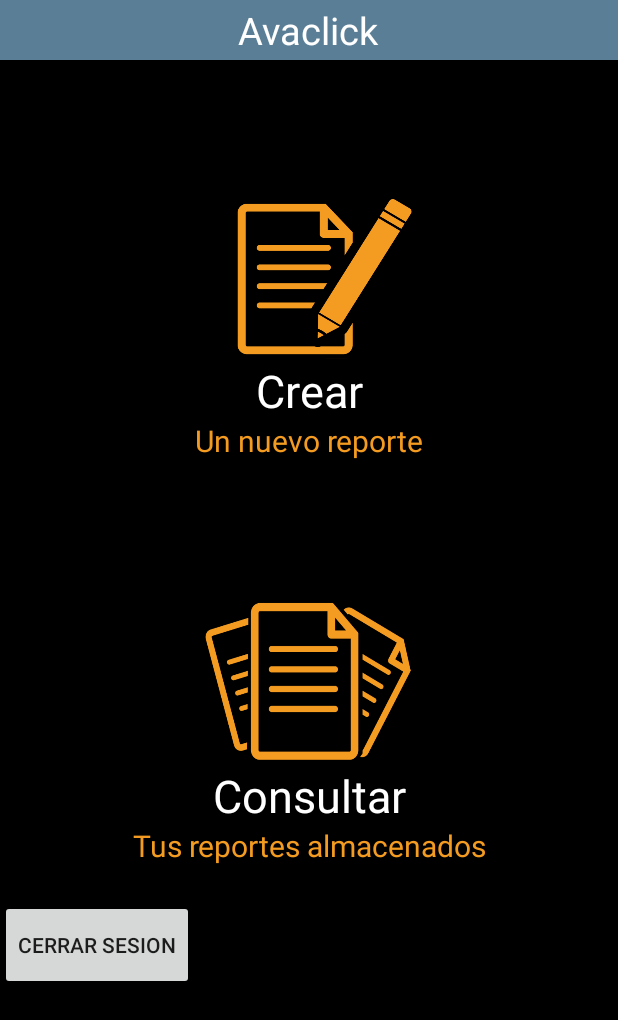
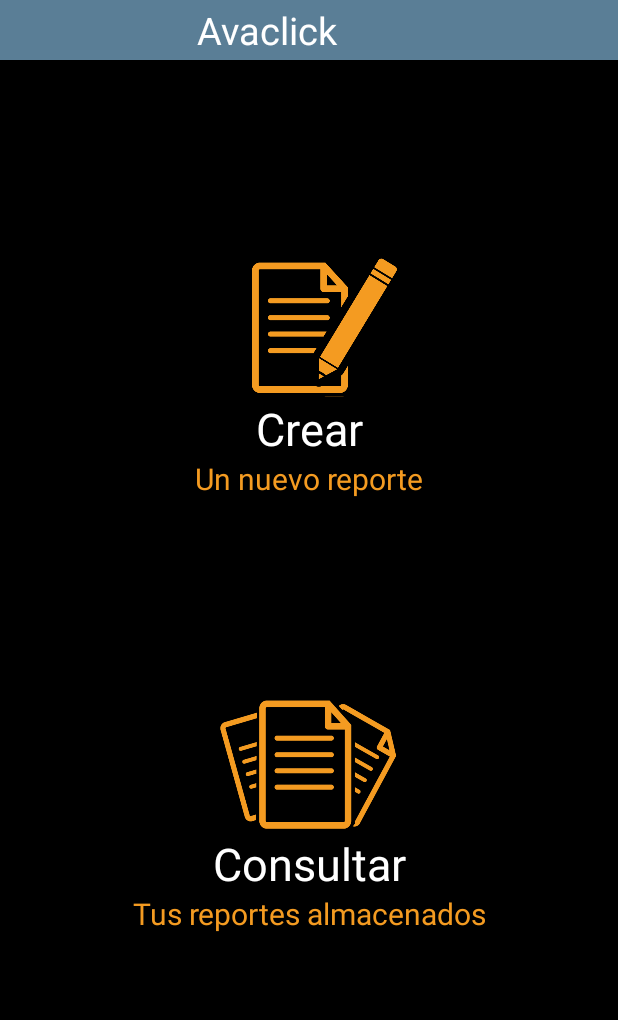
Before and after one commit to fernando2568/avaclickmovil, an Android app: the HomeActivity screen opened directly, with no data from a screen before it, on a phone screen of 412 x 824 dp. Shown: the top 1020 px of the screen. Run offline under Robolectric (Android 15) with nearby library versions, the phone set to English and light mode, and no system bars; libraries missing offline, so code that uses them is left out: com.mikepenz.materialdrawer; 3 statements that could not run were skipped.

Commit message:
Menu Nav (sin Mostrar Usuario Logueado)

```diff
--- a/app/src/main/AndroidManifest.xml
+++ b/app/src/main/AndroidManifest.xml
@@ -3,7 +3,7 @@
     package="com.proyect.avaclick">
 
     <uses-permission android:name="android.permission.INTERNET" />
-    <uses-permission android:name="android.permission.WRITE_EXTERNAL_STORAGE"/>
+    <uses-permission android:name="android.permission.WRITE_EXTERNAL_STORAGE" />
 
     <application
         android:name=".HomeApplication"
@@ -13,6 +13,10 @@
         android:supportsRtl="true"
         android:theme="@style/AppTheme"
         android:usesCleartextTraffic="true">
+        <activity
+            android:name=".MainActivity"
+            android:label="@string/app_name"
+            android:theme="@style/AppTheme.HomeActivity"></activity>
         <activity
             android:name=".activities.ReportListActivity"
             android:label="Listado de reportes"
--- a/app/src/main/java/com/proyect/avaclick/activities/HomeActivity.kt
+++ b/app/src/main/java/com/proyect/avaclick/activities/HomeActivity.kt
@@ -1,32 +1,113 @@
 package com.proyect.avaclick.activities
 
 import android.content.Intent
+import android.graphics.Color
 import android.os.Bundle
+import android.util.Log
 import android.view.LayoutInflater
 import android.view.View
 import android.view.ViewGroup
+import android.widget.AdapterView
+import androidx.appcompat.app.AlertDialog
 import androidx.appcompat.app.AppCompatActivity
 import androidx.lifecycle.ViewModelProviders
+import com.mikepenz.materialdrawer.Drawer
+import com.mikepenz.materialdrawer.DrawerBuilder
+import com.mikepenz.materialdrawer.accountswitcher.AccountHeader
+import com.mikepenz.materialdrawer.accountswitcher.AccountHeaderBuilder
+import com.mikepenz.materialdrawer.model.PrimaryDrawerItem
+import com.mikepenz.materialdrawer.model.SecondaryDrawerItem
+import com.mikepenz.materialdrawer.model.interfaces.IDrawerItem
+import com.mikepenz.materialdrawer.model.interfaces.IProfile
 import com.proyect.avaclick.R
 import com.proyect.avaclick.storage.SharedPrefManager
 import kotlinx.android.synthetic.main.activity_home.*
+import kotlinx.android.synthetic.main.activity_login.*
 
 
 class HomeActivity : AppCompatActivity() {
+
+    private var accountHeader: AccountHeader? = null
 
     override fun onCreate(savedInstanceState: Bundle?) {
         super.onCreate(savedInstanceState)
         setContentView(R.layout.activity_home)
 
+        /*accountHeader?.addProfiles(
+           ProfileDrawerItem()
+               .withName("nombre")
+               .withEmail("correo")
+               .withIcon(
+                   IconicsDrawable(
+                       this@Main2Activity,
+                       GoogleMaterial.Icon.gmd_account_circle
+                   ).color(Color.WHITE).actionBar()
+               )
+       )*/
 
-        cerrarSesion.setOnClickListener {
-            SharedPrefManager.getInstance(applicationContext).clear()
+        accountHeader = AccountHeaderBuilder()
+            .withActivity(this)
+            .withHeaderBackground(R.mipmap.fondo)
+            .withOnAccountHeaderListener { view: View?, profile: IProfile<*>?, currentProfile: Boolean -> false }
+            .build()
 
-            val intent:Intent = Intent(this, LoginActivity::class.java)
-            intent.addCategory(Intent.CATEGORY_HOME)
-            intent.flags = Intent.FLAG_ACTIVITY_NEW_TASK or Intent.FLAG_ACTIVITY_CLEAR_TASK
-            startActivity(intent)
+
+
+        val drawer: Drawer = DrawerBuilder(this)
+            .withToolbar(toolbar)
+            .withAccountHeader(accountHeader)
+            .withSliderBackgroundColorRes(R.color.fond)
+            .addDrawerItems(
+                PrimaryDrawerItem().withName("Menu").withTextColor(Color.BLACK).withSelectedTextColor(
+                    Color.BLACK
+                ),
+                //new SecondaryDrawerItem().withName("Actualizar").withTextColor(Color.WHITE).withIconColorRes(R.color.orange).withIcon(R.mipmap.user).withIdentifier(50).withCheckable(false),
+                SecondaryDrawerItem().withName("Perfil").withTextColor(
+                    Color.WHITE
+                ).withIconColorRes(R.color.orange).withIcon(R.mipmap.user).withIdentifier(1).withCheckable(
+                    false
+                ),
+                SecondaryDrawerItem().withName("Cerrar sesi\u00f3n").withTextColor(Color.WHITE).withIconColorRes(
+                    R.color.orange
+                ).withIcon(R.mipmap.clouse).withIdentifier(60).withCheckable(false) // new PrimaryDrawerItem().withName("Cerrar sesi\u00f3n").withDescription("Cerrar sesissssfsfsfn").withIcon(R.mipmap.avaclick).withIdentifier(3).withCheckable(false)
+            )
+            .build()
+        drawer.onDrawerItemClickListener = object : Drawer.OnDrawerItemClickListener {
+            override fun onItemClick(
+                parent: AdapterView<*>?,
+                view: View?,
+                position: Int,
+                id: Long,
+                drawerItem: IDrawerItem?
+            ): Boolean {
+                if (drawerItem != null) {
+                    if (drawerItem.identifier === 1) {
+                        val intent = Intent(this@HomeActivity, PerfilUserActivity::class.java)
+                        startActivity(intent)
+                    }
+                }
+                if (drawerItem is SecondaryDrawerItem) {
+                        if ((drawerItem as SecondaryDrawerItem?)!!.name != null) {
+                            if (drawerItem.name.equals("Cerrar sesi\u00f3n")) {
+                                var cons = AlertDialog.Builder(this@HomeActivity)
+
+                                cons.setTitle("Cerrando Sesión")
+                                cons.setMessage("¿Desea Cerrar Sesión?")
+                                cons.setPositiveButton("SI") { _, _ ->
+                                    closeSession()
+                                }
+                                cons.setNegativeButton("NO"){_, _ ->
+
+                                }
+                                val dialog: AlertDialog = cons.create()
+                                dialog.show()
+                            }
+                        }
+                    }
+                return false
+            }
         }
+
 
         btnConsultar?.setOnClickListener {
             val intent = Intent(applicationContext, ReportListActivity::class.java)
@@ -36,12 +117,10 @@ class HomeActivity : AppCompatActivity() {
     }
 
 
-
-
-    fun clseSesion(){
+    fun closeSession(){
         SharedPrefManager.getInstance(applicationContext).clear()
 
-        val intent:Intent = Intent(this, LoginActivity::class.java)
+        val intent = Intent(this, LoginActivity::class.java)
         intent.addCategory(Intent.CATEGORY_HOME)
         intent.flags = Intent.FLAG_ACTIVITY_NEW_TASK or Intent.FLAG_ACTIVITY_CLEAR_TASK
         startActivity(intent)
--- a/app/src/main/java/com/proyect/avaclick/api/RetrofitClient.kt
+++ b/app/src/main/java/com/proyect/avaclick/api/RetrofitClient.kt
@@ -9,7 +9,7 @@ object RetrofitClient {
 
     private val AUTH = "Basic "+ Base64.encodeToString("belalkhan:123456".toByteArray(), Base64.NO_WRAP)
 
-    public const val BASE_URL = "http://192.168.15.100:8081/Android/"
+    const val BASE_URL = "http://192.168.15.100:8081/Android/"
     //private const val BASE_URL = "http://ipati2.ddns.net:8088/Android/"
 
     private val okHttpClient = OkHttpClient.Builder()
--- a/app/src/main/res/layout/activity_home.xml
+++ b/app/src/main/res/layout/activity_home.xml
@@ -19,6 +19,7 @@
             android:layout_width="match_parent"
             android:layout_height="wrap_content"
             android:layout_marginEnd="18dp"
+            android:paddingRight="55dp"
             android:gravity="center"
             android:text="@string/app_name"
             android:textColor="@color/text_white_text_icons_100"
@@ -28,13 +29,13 @@
 
     <LinearLayout
         android:layout_width="match_parent"
-        android:layout_height="200dp"
+        android:layout_height="225dp"
         android:gravity="bottom|center">
 
         <ImageView
             android:id="@+id/btnCrear"
-            android:layout_width="120dp"
-            android:layout_height="110dp"
+            android:layout_width="100dp"
+            android:layout_height="95dp"
             android:layout_marginStart="20dp"
             android:layout_marginTop="20dp"
             android:background="@drawable/consultar1"
@@ -75,13 +76,13 @@
     </LinearLayout>
     <LinearLayout
         android:layout_width="match_parent"
-        android:layout_height="180dp"
+        android:layout_height="200dp"
         android:gravity="bottom|center">
 
         <ImageView
             android:id="@+id/btnConsultar"
-            android:layout_width="140dp"
-            android:layout_height="110dp"
+            android:layout_width="120dp"
+            android:layout_height="90dp"
             android:background="@drawable/consultar2"
             android:gravity="center"
             android:textAlignment="center"
@@ -122,15 +123,5 @@
             android:textSize="20sp" />
     </LinearLayout>
 
-    <LinearLayout
-        android:layout_width="wrap_content"
-        android:layout_height="wrap_content">
-
-        <Button
-            android:id="@+id/cerrarSesion"
-            android:layout_width="wrap_content"
-            android:layout_height="60dp"
-            android:text="Cerrar Sesion"/>
-    </LinearLayout>
 
 </LinearLayout>
```
Also changed, not shown: app/build.gradle (+12 -3 lines), app/src/main/java/com/proyect/avaclick/MainActivity.kt (+4 -23 lines), app/src/main/java/com/proyect/avaclick/activities/ReportListActivity.kt (+13 -15 lines), app/src/main/res/layout/activity_main.xml (+6 -17 lines), app/src/main/res/layout/app_bar_main.xml (deleted, +0 -26 lines), app/src/main/res/layout/content_main.xml (deleted, +0 -22 lines), app/src/main/res/layout/nav_header_main.xml (deleted, +0 -20 lines), app/src/main/res/menu/activity_main_drawer.xml (deleted, +0 -24 lines), app/src/main/res/menu/menu.xml (deleted, +0 -19 lines), app/src/main/res/navigation/mobile_navigation.xml (deleted, +0 -25 lines).
